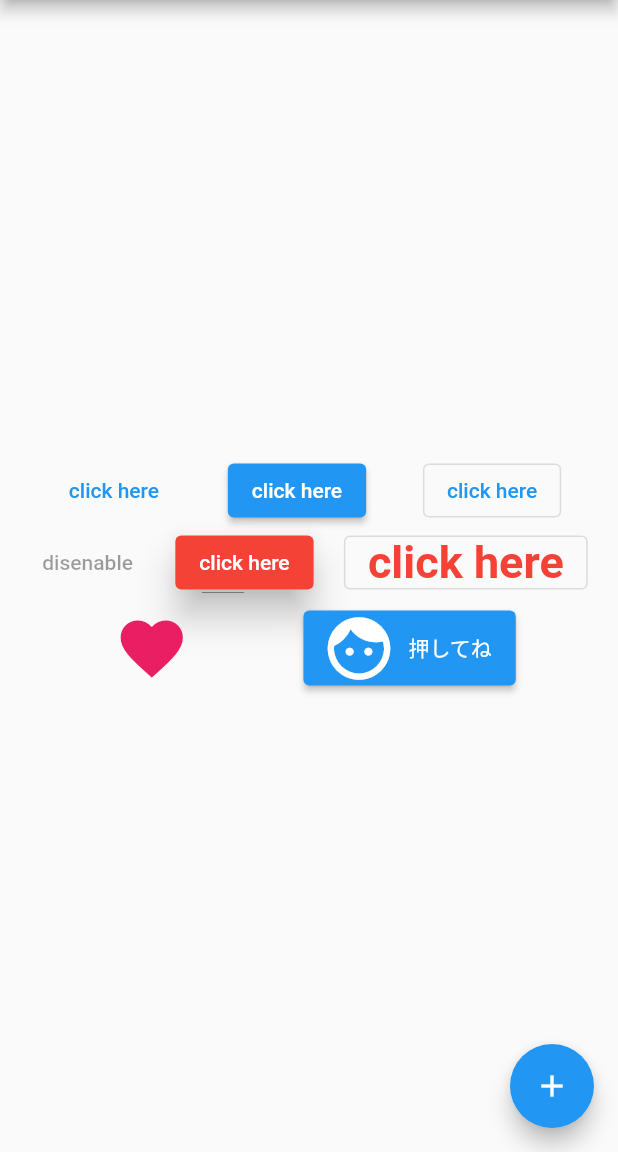
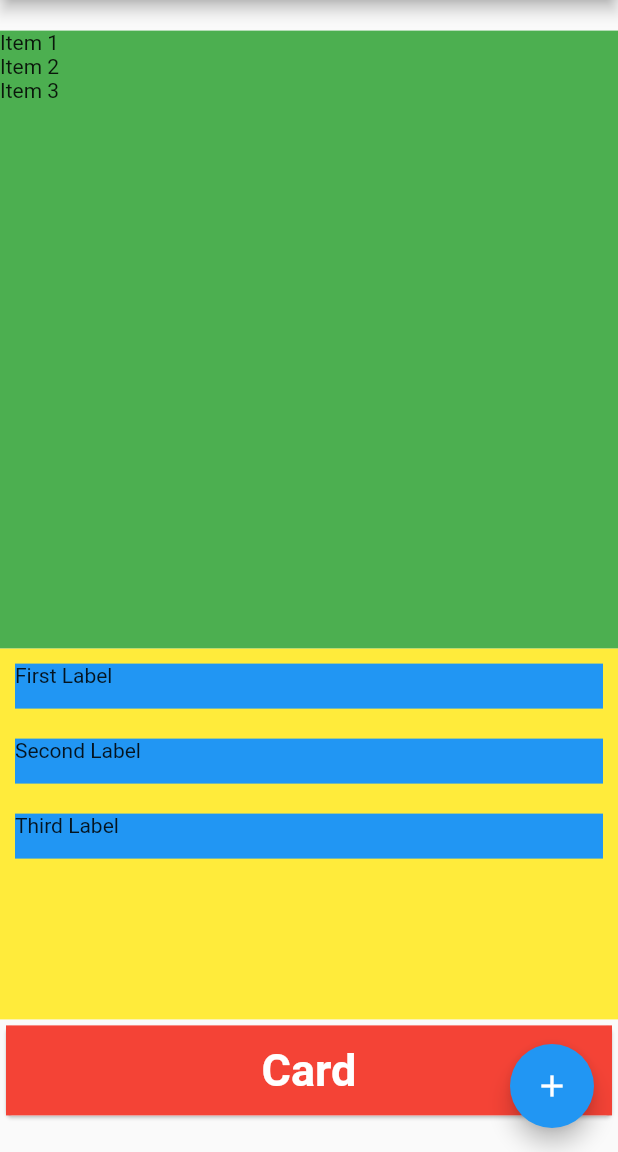
Before and after one commit to hamadayuuki/practice-flutter, a Flutter app: the screen it shows after launch, on a phone screen of 412 x 824 dp, the part 84-1236 px from its top. Run offline on Flutter 3.47's test engine with Material 2 defaults, Android fonts, the phone set to English and light mode, and no system bars.

Commit message:
add: リスト や カード

```diff
--- a/lib/main.dart
+++ b/lib/main.dart
@@ -58,7 +58,15 @@ class _MyHomePageState extends State<MyHomePage> {
 
   @override
   Widget build(BuildContext context) {
+
+    // 変数の定義はここで行う →→→→→
     var _screenSize = MediaQuery.of(context).size;
+    const listItems = [
+      "First Label",
+      "Second Label",
+      "Third Label"
+    ];
+    // ←←←←←
 
     return Scaffold(
       appBar: AppBar(
@@ -168,7 +176,9 @@ class _MyHomePageState extends State<MyHomePage> {
             ),
              */
 
+            // ボタン, アイコンボタン
 
+            /*
             // ボタン 3種類
             Container(
               // 横並び, 今回は3つのボタン(①〜③)
@@ -271,6 +281,72 @@ class _MyHomePageState extends State<MyHomePage> {
                 ]
               ),
             ),
+             */
+
+
+            // リスト
+
+            // 単純なリスト
+            Container(
+                height: _screenSize.height * 0.5,   // 高さを決めないと表示されない
+                color: Colors.green,
+
+                // リスト
+                child: ListView(
+                  children: <Widget>[
+                    Text('Item 1'),
+                    Text('Item 2'),
+                    Text('Item 3'),
+                  ],
+                )
+            ),
+
+            // 配列を用いたリスト
+            // 配列の定義は変数を定義するところで行う
+            Container(
+              height: _screenSize.height * 0.3,    // 高さを決めないと表示されない
+              color: Colors.yellow,
+
+              //  配列をもとに作成
+              child: ListView.builder(
+                itemCount: listItems.length,
+                itemBuilder: (context, index) {
+
+                  // 表示するリストのデザイン
+                  return Container(
+                      height: 30,                   // 高さ
+                      margin: EdgeInsets.all(10),   // マージン(要素外側余白)
+                      color: Colors.blue,           // 背景色
+                      child: Text(listItems[index]) // 文字
+                  );
+                },
+              ),
+            ),
+
+            // カード をリスト表示
+            Container(
+              // 影のついたカードUIが作れる
+              child: Card(
+                child: Container(
+                  alignment: Alignment.center,   // child? 上下左右 中央揃え
+                  height: 60,
+                  color: Colors.red,
+                  width: double.infinity,
+
+                  // 表示する要素
+                  child: Text(
+                      'Card',
+                      style: TextStyle(
+                        fontSize: 30,                   // 文字の大きさ
+                        color: Colors.white,            // 文字色
+                        fontWeight: FontWeight.bold,    // 文字の太さ
+                      ),
+                  ),
+                ),
+              )
+            )
+
+
 
 
 
--- a/memo.txt
+++ b/memo.txt
@@ -19,6 +19,10 @@
 ・mainAxisAlignment で配置を決めれる
 ・ボタンアイコンの一覧
     https://fonts.google.com/icons?selected=Material+Icons
+・リスト表示は 高さを指定しないと 表示できない
+・変数を定義する場所が指定されていること
+・リスト と 配列 を組み合わせる時には、「ListView.bulider」を使う
+    https://www.flutter-study.dev/widgets/list-view-widget
 
 
 
@@ -48,3 +52,5 @@
 - mainAxisAlignment での配置する種類はどのくらい知っておくのが良いか？
 
 - 文字のデザイン指定方法はいつ紹介するか
+
+- 変数の定義を行うのはどこか, 変数の定義方法としては何通りあるか
```
